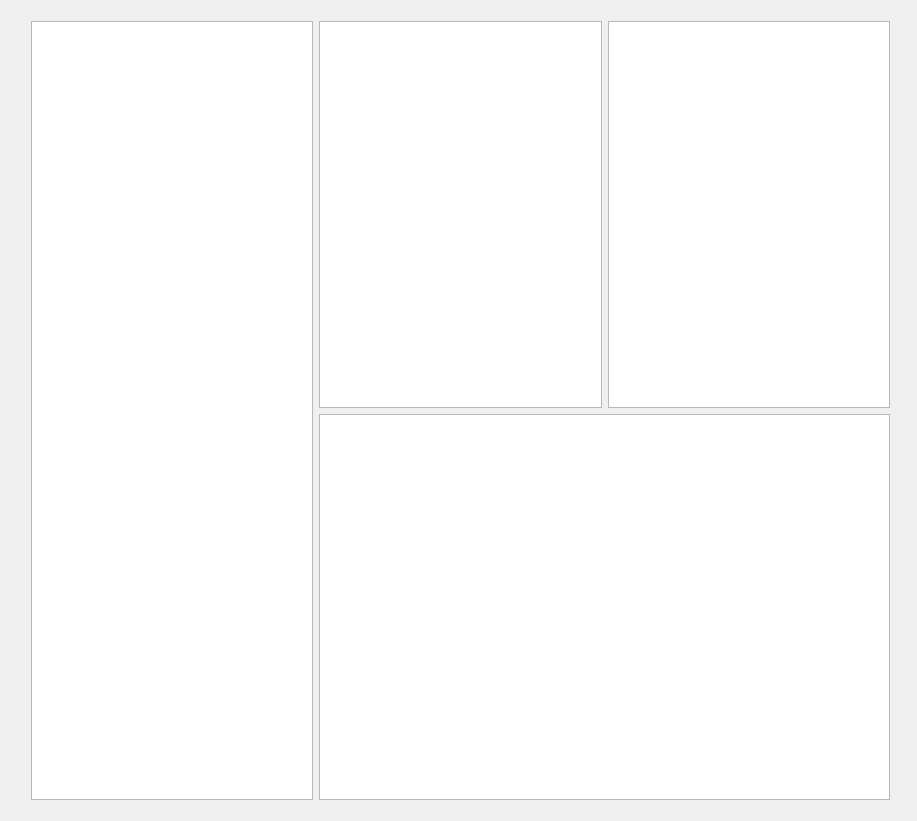
First picture: the form in MemWord/writesentencewidget.ui, repository keyoflouis/MemWord, before the edit.
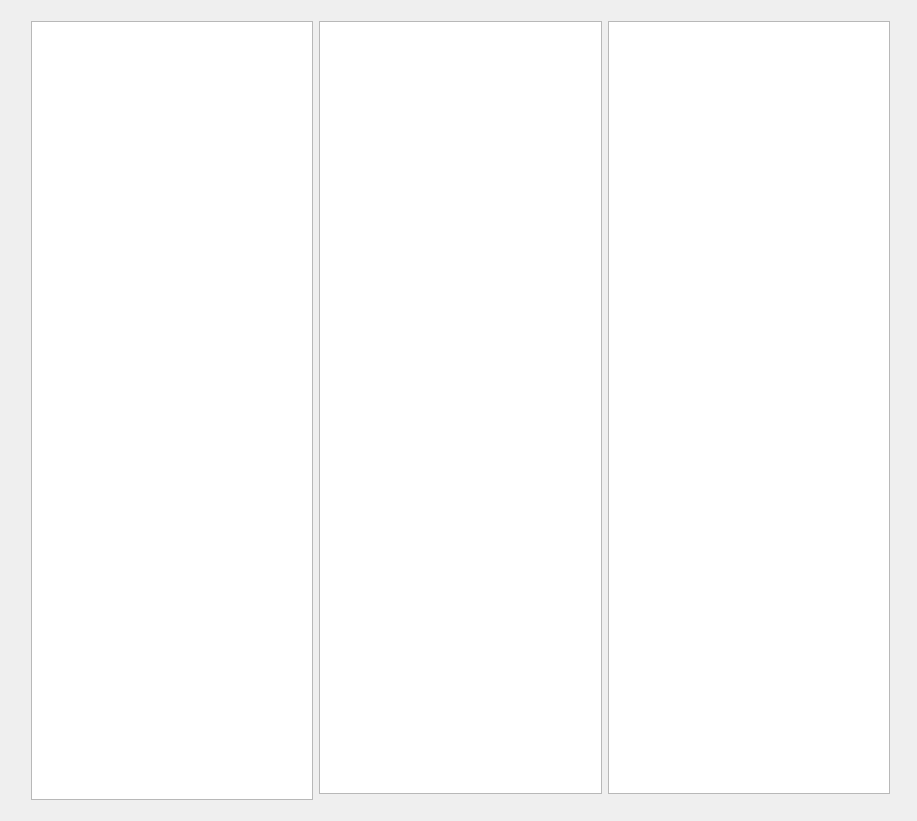
Second picture: the form after the edit.

What changed in the file:
```diff
--- a/MemWord/writesentencewidget.ui
+++ b/MemWord/writesentencewidget.ui
@@ -26,9 +26,6 @@
     <item row="0" column="1">
      <widget class="QTextEdit" name="referencelist"/>
     </item>
-    <item row="1" column="1" colspan="2">
-     <widget class="QTextEdit" name="textEdit"/>
-    </item>
     <item row="0" column="2">
      <widget class="QTextEdit" name="note"/>
     </item>
```
Left out of the diff: 3 changed lines with no effect on the pictures.
